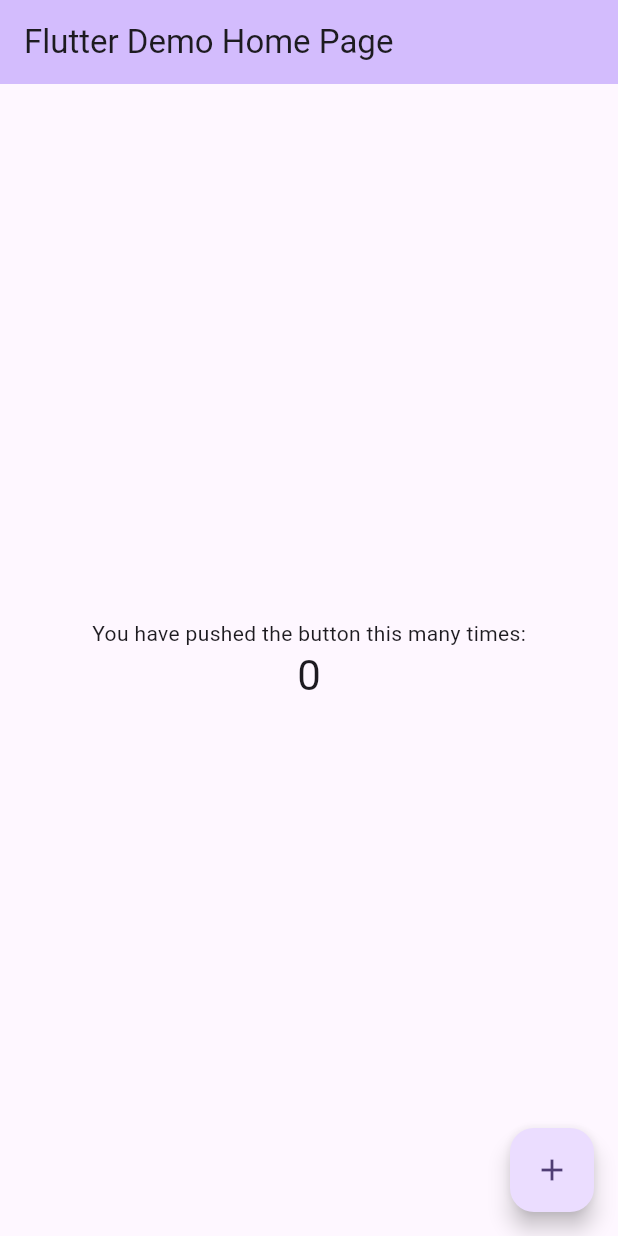
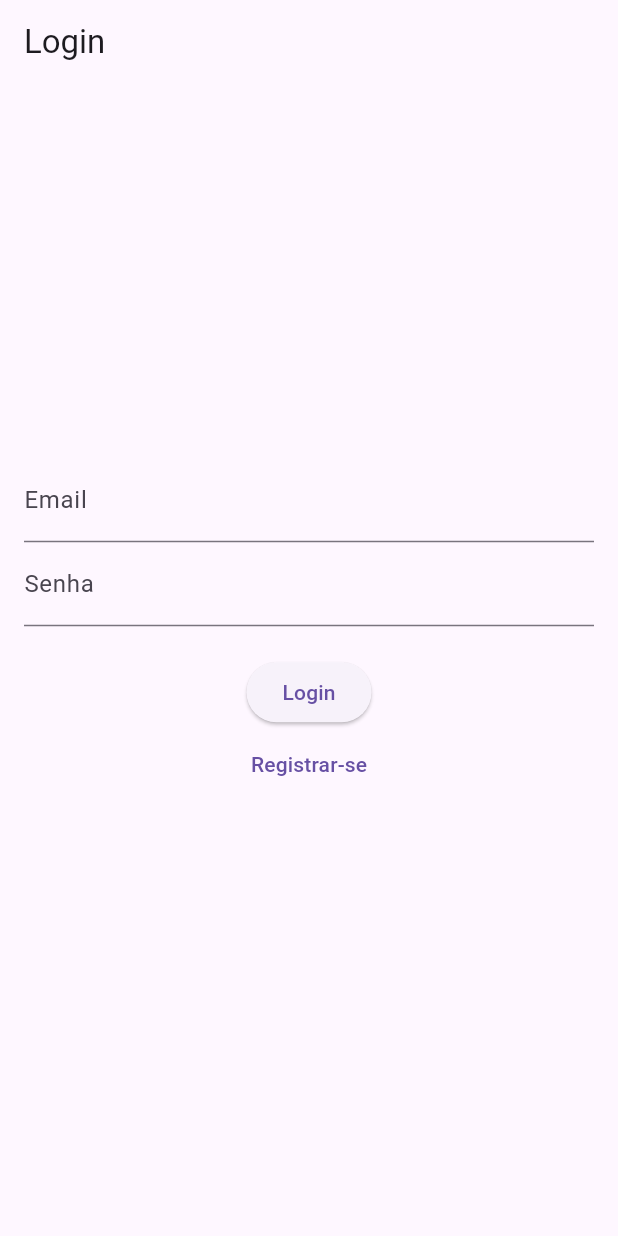
Before and after one commit to iagocabral/habit-tracker, a Flutter app: the screen it shows after launch, on a phone screen of 412 x 824 dp. Run offline on Flutter 3.47's test engine with Material 3 defaults, Android fonts, the phone set to English and light mode, and no system bars; our stand-ins replace cloud_firestore, firebase_auth, firebase_core; accounts and stored records are empty.

Commit message:
v1 - end

```diff
--- a/lib/main.dart
+++ b/lib/main.dart
@@ -1,125 +1,25 @@
 import 'package:flutter/material.dart';
+import 'package:firebase_core/firebase_core.dart';
+import 'views/login_view.dart';
+import 'views/habit_list_view.dart';
+import 'services/auth_service.dart';
 
-void main() {
-  runApp(const MyApp());
+void main() async {
+  WidgetsFlutterBinding.ensureInitialized();
+  await Firebase.initializeApp(); // Inicializa o Firebase
+  runApp(MyApp());
 }
 
 class MyApp extends StatelessWidget {
-  const MyApp({super.key});
+  final AuthService _authService = AuthService();
 
-  // This widget is the root of your application.
   @override
   Widget build(BuildContext context) {
     return MaterialApp(
-      title: 'Flutter Demo',
-      theme: ThemeData(
-        // This is the theme of your application.
-        //
-        // TRY THIS: Try running your application with "flutter run". You'll see
-        // the application has a purple toolbar. Then, without quitting the app,
-        // try changing the seedColor in the colorScheme below to Colors.green
-        // and then invoke "hot reload" (save your changes or press the "hot
-        // reload" button in a Flutter-supported IDE, or press "r" if you used
-        // the command line to start the app).
-        //
-        // Notice that the counter didn't reset back to zero; the application
-        // state is not lost during the reload. To reset the state, use hot
-        // restart instead.
-        //
-        // This works for code too, not just values: Most code changes can be
-        // tested with just a hot reload.
-        colorScheme: ColorScheme.fromSeed(seedColor: Colors.deepPurple),
-        useMaterial3: true,
-      ),
-      home: const MyHomePage(title: 'Flutter Demo Home Page'),
+      title: 'Habit Tracker',
+      home: _authService.currentUser == null
+          ? LoginView() // Se o usuário não estiver logado, vai para a tela de login
+          : HabitListView(userId: _authService.currentUser!.uid), // Se estiver logado, vai para a tela de hábitos
     );
   }
 }
-
-class MyHomePage extends StatefulWidget {
-  const MyHomePage({super.key, required this.title});
-
-  // This widget is the home page of your application. It is stateful, meaning
-  // that it has a State object (defined below) that contains fields that affect
-  // how it looks.
-
-  // This class is the configuration for the state. It holds the values (in this
-  // case the title) provided by the parent (in this case the App widget) and
-  // used by the build method of the State. Fields in a Widget subclass are
-  // always marked "final".
-
-  final String title;
-
-  @override
-  State<MyHomePage> createState() => _MyHomePageState();
-}
-
-class _MyHomePageState extends State<MyHomePage> {
-  int _counter = 0;
-
-  void _incrementCounter() {
-    setState(() {
-      // This call to setState tells the Flutter framework that something has
-      // changed in this State, which causes it to rerun the build method below
-      // so that the display can reflect the updated values. If we changed
-      // _counter without calling setState(), then the build method would not be
-      // called again, and so nothing would appear to happen.
-      _counter++;
-    });
-  }
-
-  @override
-  Widget build(BuildContext context) {
-    // This method is rerun every time setState is called, for instance as done
-    // by the _incrementCounter method above.
-    //
-    // The Flutter framework has been optimized to make rerunning build methods
-    // fast, so that you can just rebuild anything that needs updating rather
-    // than having to individually change instances of widgets.
-    return Scaffold(
-      appBar: AppBar(
-        // TRY THIS: Try changing the color here to a specific color (to
-        // Colors.amber, perhaps?) and trigger a hot reload to see the AppBar
-        // change color while the other colors stay the same.
-        backgroundColor: Theme.of(context).colorScheme.inversePrimary,
-        // Here we take the value from the MyHomePage object that was created by
-        // the App.build method, and use it to set our appbar title.
-        title: Text(widget.title),
-      ),
-      body: Center(
-        // Center is a layout widget. It takes a single child and positions it
-        // in the middle of the parent.
-        child: Column(
-          // Column is also a layout widget. It takes a list of children and
-          // arranges them vertically. By default, it sizes itself to fit its
-          // children horizontally, and tries to be as tall as its parent.
-          //
-          // Column has various properties to control how it sizes itself and
-          // how it positions its children. Here we use mainAxisAlignment to
-          // center the children vertically; the main axis here is the vertical
-          // axis because Columns are vertical (the cross axis would be
-          // horizontal).
-          //
-          // TRY THIS: Invoke "debug painting" (choose the "Toggle Debug Paint"
-          // action in the IDE, or press "p" in the console), to see the
-          // wireframe for each widget.
-          mainAxisAlignment: MainAxisAlignment.center,
-          children: <Widget>[
-            const Text(
-              'You have pushed the button this many times:',
-            ),
-            Text(
-              '$_counter',
-              style: Theme.of(context).textTheme.headlineMedium,
-            ),
-          ],
-        ),
-      ),
-      floatingActionButton: FloatingActionButton(
-        onPressed: _incrementCounter,
-        tooltip: 'Increment',
-        child: const Icon(Icons.add),
-      ), // This trailing comma makes auto-formatting nicer for build methods.
-    );
-  }
-}
--- /dev/null
+++ b/lib/models/habit.dart
@@ -0,0 +1,47 @@
+class Habit {
+  final String id;
+  final String name;
+  final int targetPerWeek;
+  final List<DateTime> completedDays;
+  final String category;
+  final bool notificationsEnabled;
+  final String userId; // Novo campo para armazenar o ID do usuário
+
+  Habit({
+    required this.id,
+    required this.name,
+    required this.targetPerWeek,
+    required this.completedDays,
+    required this.category,
+    required this.notificationsEnabled,
+    required this.userId, // Inclui o userId no construtor
+  });
+
+  // Método para converter um Habit em um Map (para armazenar no Firestore)
+  Map<String, dynamic> toMap() {
+    return {
+      'id': id,
+      'name': name,
+      'targetPerWeek': targetPerWeek,
+      'completedDays': completedDays.map((day) => day.toIso8601String()).toList(),
+      'category': category,
+      'notificationsEnabled': notificationsEnabled,
+      'userId': userId, // Inclui o userId no mapa
+    };
+  }
+
+  // Método para converter um Map em um Habit (quando buscar do Firestore)
+  static Habit fromMap(Map<String, dynamic> map) {
+    return Habit(
+      id: map['id'],
+      name: map['name'],
+      targetPerWeek: map['targetPerWeek'],
+      completedDays: List<DateTime>.from(
+        map['completedDays'].map((day) => DateTime.parse(day)),
+      ),
+      category: map['category'],
+      notificationsEnabled: map['notificationsEnabled'],
+      userId: map['userId'], // Recupera o userId do mapa
+    );
+  }
+}
--- /dev/null
+++ b/lib/services/auth_service.dart
@@ -0,0 +1,43 @@
+import 'package:firebase_auth/firebase_auth.dart';
+
+class AuthService {
+  final FirebaseAuth _firebaseAuth = FirebaseAuth.instance;
+
+  // Função para registrar um usuário com email e senha
+  Future<User?> registerWithEmail(String email, String password) async {
+    try {
+      UserCredential userCredential = await _firebaseAuth.createUserWithEmailAndPassword(
+        email: email,
+        password: password,
+      );
+      return userCredential.user; // Retorna o usuário autenticado
+    } catch (e) {
+      print('Erro ao registrar: $e');
+      return null;
+    }
+  }
+
+  // Função para login com email e senha
+  Future<User?> signInWithEmail(String email, String password) async {
+    try {
+      UserCredential userCredential = await _firebaseAuth.signInWithEmailAndPassword(
+        email: email,
+        password: password,
+      );
+      return userCredential.user; // Retorna o usuário autenticado
+    } catch (e) {
+      print('Erro ao fazer login: $e');
+      return null;
+    }
+  }
+
+  // Função para logout
+  Future<void> signOut() async {
+    await _firebaseAuth.signOut();
+  }
+
+  // Função para obter o usuário autenticado atual
+  User? get currentUser {
+    return _firebaseAuth.currentUser;
+  }
+}
--- /dev/null
+++ b/lib/views/login_view.dart
@@ -0,0 +1,78 @@
+import 'package:flutter/material.dart';
+import 'package:firebase_auth/firebase_auth.dart';
+import '../services/auth_service.dart';
+import 'habit_list_view.dart'; // A tela principal que será exibida após o login
+import 'register_view.dart'; // A tela de registro
+
+class LoginView extends StatefulWidget {
+  @override
+  _LoginViewState createState() => _LoginViewState();
+}
+
+class _LoginViewState extends State<LoginView> {
+  final AuthService _authService = AuthService(); // Instância do serviço de autenticação
+  final TextEditingController _emailController = TextEditingController();
+  final TextEditingController _passwordController = TextEditingController();
+  String errorMessage = ''; // Para exibir mensagens de erro na tela
+
+  @override
+  Widget build(BuildContext context) {
+    return Scaffold(
+      appBar: AppBar(title: Text('Login')),
+      body: Padding(
+        padding: const EdgeInsets.all(16.0),
+        child: Column(
+          mainAxisAlignment: MainAxisAlignment.center,
+          children: [
+            TextField(
+              controller: _emailController,
+              decoration: InputDecoration(labelText: 'Email'),
+            ),
+            TextField(
+              controller: _passwordController,
+              decoration: InputDecoration(labelText: 'Senha'),
+              obscureText: true,
+            ),
+            SizedBox(height: 20),
+            ElevatedButton(
+              onPressed: () async {
+                // Quando o botão de login é pressionado
+                User? user = await _authService.signInWithEmail(
+                  _emailController.text,
+                  _passwordController.text,
+                );
+                if (user != null) {
+                  // Se o login for bem-sucedido, navega para a tela principal
+                  Navigator.pushReplacement(
+                    context,
+                    MaterialPageRoute(builder: (context) => HabitListView(userId: user.uid)),
+                  );
+                } else {
+                  setState(() {
+                    errorMessage = 'Erro ao fazer login. Verifique suas credenciais.';
+                  });
+                }
+              },
+              child: Text('Login'),
+            ),
+            TextButton(
+              onPressed: () {
+                // Navega para a tela de registro
+                Navigator.push(
+                  context,
+                  MaterialPageRoute(builder: (context) => RegisterView()),
+                );
+              },
+              child: Text('Registrar-se'),
+            ),
+            SizedBox(height: 20),
+            Text(
+              errorMessage,
+              style: TextStyle(color: Colors.red),
+            ),
+          ],
+        ),
+      ),
+    );
+  }
+}
```
Also changed, not shown: lib/viewmodels/habit_viewmodel.dart (added, +41 -0 lines), lib/views/add_habit_view.dart (added, +67 -0 lines), lib/views/habit_list_view.dart (added, +76 -0 lines), lib/views/register_view.dart (added, +67 -0 lines), 4 other files.
